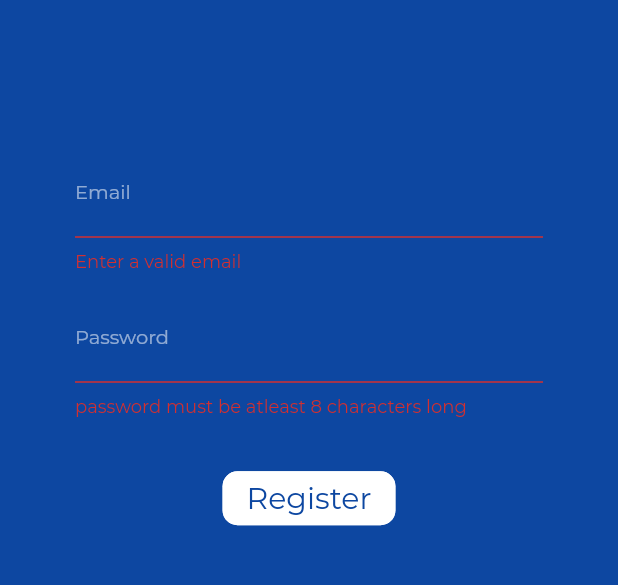
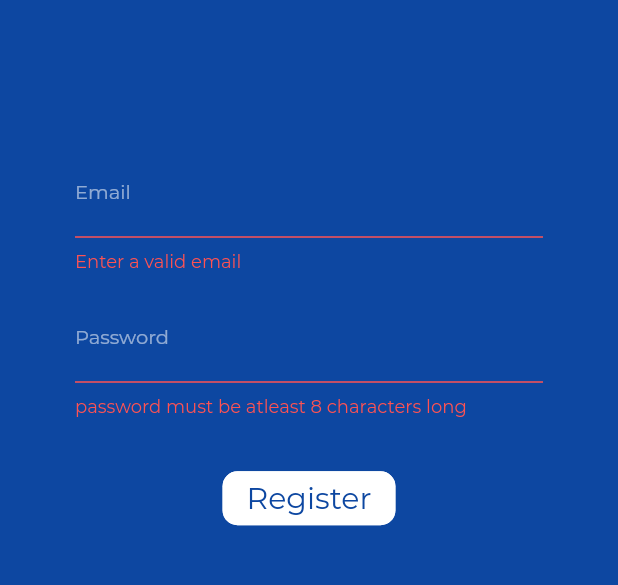
Before and after one commit to mayursamnani36/Timetable, a Flutter app: the Register screen opened by its route, after a tap on "Register", on a phone screen of 412 x 824 dp, the part 254-839 px from its top. Run offline on Flutter 3.47's test engine with Material 2 defaults, Android fonts, the light colour scheme and no system bars; our stand-ins replace cloud_firestore, firebase_auth, flutter_spinkit, font_awesome_flutter, google_sign_in; accounts and stored records are empty; network calls fail.

Commit message:
Fixed login issues

```diff
--- a/lib/main.dart
+++ b/lib/main.dart
@@ -25,6 +25,7 @@ class MyApp extends StatelessWidget {
         value: AuthService().user,
         child: MaterialApp(
           theme: ThemeData(
+            errorColor: Colors.redAccent,
             primarySwatch: Colors.indigo,
             fontFamily: 'Montserrat',
           ),
--- a/lib/screens/authenticate/login.dart
+++ b/lib/screens/authenticate/login.dart
@@ -86,11 +86,11 @@ class _LoginState extends State<Login> {
                     onPressed: ()async{
                       try{
                         if(_formKey.currentState.validate()){
-                          dynamic result = AuthService().signInWithEmailAndPassword(email, password);
+                          dynamic result = await AuthService().signInWithEmailAndPassword(email, password);
                           if(result==null){setState(() {
                             error = 'Could not sign in';
                           });}
-                          else{Navigator.pushNamed(context, '/');}
+                          else{Navigator.pop(context);}
                         }
                       }
                       on PlatformException catch(e){
@@ -108,7 +108,7 @@ class _LoginState extends State<Login> {
                  SizedBox(height: 20),
                  Text(
                    error,
-                   style: TextStyle(color: Colors.red, fontSize: 14),
+                   style: TextStyle(color: Colors.redAccent, fontSize: 20),
                  )
               ],
             ),
--- a/lib/screens/authenticate/register.dart
+++ b/lib/screens/authenticate/register.dart
@@ -84,11 +84,11 @@ class _RegisterState extends State<Register> {
                     onPressed: ()async{
                       try{
                         if(_formKey.currentState.validate()){
-                          dynamic result = AuthService().registerWithEmailAndPassword(email, password);
+                          dynamic result = await AuthService().registerWithEmailAndPassword(email, password);
                           if(result==null){setState(() {
                             error = 'Email not valid or already in use';
                           });}
-                          else{Navigator.pushNamed(context, '/');}
+                          else{Navigator.pop(context);}
                         }
                       }
                       on PlatformException catch(e){
@@ -106,7 +106,7 @@ class _RegisterState extends State<Register> {
                  SizedBox(height: 20),
                  Text(
                    error,
-                   style: TextStyle(color: Colors.red, fontSize: 14),
+                   style: TextStyle(color: Colors.redAccent, fontSize: 20),
                  )
               ],
             ),
--- a/lib/screens/home/home.dart
+++ b/lib/screens/home/home.dart
@@ -109,7 +109,6 @@ class _HomeState extends State<Home> {
               onTap: () {
                 googleSignOut();
                 Navigator.pop(context);
-                Navigator.pushNamed(context, '/signinroute');
               },
             ),
           ],
```
